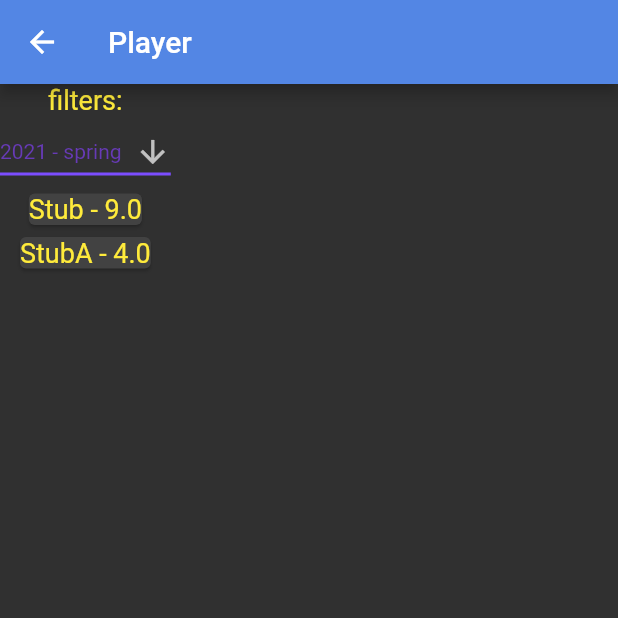
After one commit to TuttoGiallo/fioletApp, a Flutter app: the screen it shows after launch, after a tap on "Players", on a phone screen of 412 x 824 dp, the top half of it. The commit adds this screen. Run offline on Flutter 3.47's test engine with Material 2 defaults, Android fonts, the phone set to English and light mode, and no system bars; our stand-ins replace equatable, flutter_bloc, flutter_spinkit, get_it.

Commit message:
scheletro players e player

```diff
--- a/lib/feature/home/home_cubit.dart
+++ b/lib/feature/home/home_cubit.dart
@@ -1,6 +1,7 @@
 import 'dart:math';
 
 import 'package:fiolet/feature/core/base_cubit.dart';
+import 'package:fiolet/router/fiolet_routes.dart';
 import 'package:flutter/material.dart';
 import 'package:flutter_bloc/flutter_bloc.dart';
 
@@ -18,4 +19,6 @@ class HomeCubit extends BaseCubit<HomeState> {
     emit(HomeState('RandomTitle $rand'));
   }
 
+  navigateToPlayers() { router.pushNamed(FioletRoutes.players); }
+
 }
--- a/lib/feature/home/home_screen.dart
+++ b/lib/feature/home/home_screen.dart
@@ -25,6 +25,16 @@ class HomeScreen extends StatelessWidget {
                   style: Theme.of(context).textTheme.button,
                 ),
               ),
+            ),
+            Center(
+              child: ElevatedButton(
+                onPressed: () =>
+                    BlocProvider.of<HomeCubit>(context).navigateToPlayers(),
+                child: Text(
+                  'Players',
+                  style: Theme.of(context).textTheme.button,
+                ),
+              ),
             )
           ],
         ),
--- /dev/null
+++ b/lib/feature/model/player.dart
@@ -0,0 +1,21 @@
+import 'package:fiolet/feature/model/season.dart';
+
+class Player extends PlayerBase {
+  Player(
+      String name, String surname, this.team, this.average, this.currentSeason)
+      : super(name, surname);
+
+  String team;
+  double average;
+  Season currentSeason;
+}
+
+class PlayerBase {
+  @override
+  List<Object?> get props => [name, surname];
+
+  final String name;
+  final String surname;
+
+  PlayerBase(this.name, this.surname);
+}
--- /dev/null
+++ b/lib/feature/model/season.dart
@@ -0,0 +1,16 @@
+import 'package:equatable/equatable.dart';
+
+class Season extends Equatable{
+  Season(this.year, this.seasonInYear);
+
+  int year;
+  String seasonInYear;
+
+
+
+  @override
+  // TODO: implement props
+  List<Object?> get props => [year, seasonInYear];
+}
+
+enum SeasonInYear {spring, autumn}
--- /dev/null
+++ b/lib/feature/player/player_cubit.dart
@@ -0,0 +1,15 @@
+import 'package:fiolet/feature/core/base_cubit.dart';
+import 'package:fiolet/feature/model/player.dart';
+import 'package:flutter/material.dart';
+import 'package:flutter_bloc/flutter_bloc.dart';
+
+part 'player_screen.dart';
+part 'player_state.dart';
+
+class PlayerCubit extends BaseCubit<PlayerState> {
+  PlayerCubit(PlayerState initial) : super(initial);
+
+
+
+
+}
--- /dev/null
+++ b/lib/feature/player/player_screen.dart
@@ -0,0 +1,24 @@
+part of 'player_cubit.dart';
+
+
+class PlayerScreen extends StatelessWidget {
+  const PlayerScreen({Key? key}) : super(key: key);
+
+  @override
+  Widget build(BuildContext context) {
+    Player staticPlayer = context.read<PlayerCubit>().state.player;
+    return Scaffold(
+      appBar: AppBar(title: Text('Player'),),
+      body: SafeArea(
+        child: Row(
+          children: [
+            Text('campionato: ${DateTime.now().year} - primaverile'),
+            Text(staticPlayer.name),
+            Text(staticPlayer.surname),
+          ],
+        ),
+      ),
+
+    );
+  }
+}
--- /dev/null
+++ b/lib/feature/player/player_state.dart
@@ -0,0 +1,10 @@
+part of 'player_cubit.dart';
+
+class PlayerState  extends BaseState{
+  @override
+  List<Object?> get props => [player.name, player.surname, player.currentSeason];
+
+  Player player;
+
+  PlayerState(this.player);
+}
--- /dev/null
+++ b/lib/feature/players/players_cubit.dart
@@ -0,0 +1,23 @@
+import 'package:fiolet/feature/core/base_cubit.dart';
+import 'package:fiolet/feature/model/player.dart';
+import 'package:fiolet/feature/model/season.dart';
+import 'package:fiolet/utils/stub_objects.dart';
+import 'package:flutter/material.dart';
+import 'package:flutter_bloc/flutter_bloc.dart';
+
+part 'players_screen.dart';
+
+part 'players_state.dart';
+
+class PlayersCubit extends BaseCubit<PlayersState> {
+  PlayersCubit() : super(PlayersState(_filterPlayersForSeason(StubObjects.season2021sp), StubObjects.season2021sp));
+
+  void changeSeason(Season? newSeason) {
+    emit(PlayersState(_filterPlayersForSeason(newSeason!), newSeason));
+  }
+
+  static List<Player> _filterPlayersForSeason(Season season){
+    return StubObjects.allStubPlayers.where((player) => player.currentSeason == season).toList();
+  }
+
+}
--- /dev/null
+++ b/lib/feature/players/players_screen.dart
@@ -0,0 +1,59 @@
+part of 'players_cubit.dart';
+
+class PlayersScreen extends StatelessWidget {
+  PlayersScreen({Key? key}) : super(key: key);
+
+  final List<Season> seasons = StubObjects.stubSeasons;
+
+  @override
+  Widget build(BuildContext context) {
+    return Scaffold(
+      appBar: AppBar(
+        title: Text('Player'),
+      ),
+      body: SafeArea(
+        child: Column(
+          children: [
+            Column(
+              children: [
+                Text('filters:'),
+                BlocBuilder<PlayersCubit, PlayersState>(
+                  builder: (context, state) { return DropdownButton<Season>(
+                    value:state.season,
+                    icon: const Icon(Icons.arrow_downward),
+                    iconSize: 24,
+                    elevation: 16,
+                    style: const TextStyle(color: Colors.deepPurple),
+                    underline: Container(
+                      height: 2,
+                      color: Colors.deepPurpleAccent,
+                    ),
+                    onChanged: (Season? newSeason) {
+                      context.read<PlayersCubit>().changeSeason(newSeason);
+                    },
+                    items: seasons.map<DropdownMenuItem<Season>>((Season season) {
+                      return DropdownMenuItem<Season>(
+                        value: season,
+                        child: Text('${season.year} - ${season.seasonInYear}'),
+                      );
+                    }).toList(),
+                  );},
+                ),
+              ],
+            ),
+            BlocBuilder<PlayersCubit, PlayersState>(
+              builder: (context, state) {
+                return Column(
+                    children: state.filteredPlayers
+                        .map<Widget>((player) => Card(
+                              child: Text('${player.name} - ${player.average}' ),
+                            ))
+                        .toList());
+              },
+            ),
+          ],
+        ),
+      ),
+    );
+  }
+}
--- /dev/null
+++ b/lib/feature/players/players_state.dart
@@ -0,0 +1,20 @@
+part of 'players_cubit.dart';
+
+class PlayersState extends BaseState {
+  @override
+  List<Object?> get props =>
+      [season, filterNameSurname, filterMaxAverage, filterMinAverage];
+
+  final List<Player> filteredPlayers;
+  final Season season;
+  final String filterNameSurname;
+  final double? filterMinAverage;
+  final double? filterMaxAverage;
+
+  PlayersState(this.filteredPlayers, this.season,
+      {this.filterNameSurname = '',
+        this.filterMinAverage = 0,
+        this.filterMaxAverage = 0}) {
+  }
+
+}
--- a/lib/feature/splash/splash_cubit.dart
+++ b/lib/feature/splash/splash_cubit.dart
@@ -15,8 +15,6 @@ class SplashCubit extends BaseCubit {
     MokService mokService = di.injector.get<MokService>();
     await mokService.loadRes();
 
-    Future.delayed(Duration(seconds: 1));
-
     router.pushAndReplaceNamed(FioletRoutes.home);
   }
 }
--- a/lib/graphic_app_components/resources/fiolet_theme_data.dart
+++ b/lib/graphic_app_components/resources/fiolet_theme_data.dart
@@ -54,7 +54,7 @@ class FioletThemeData {
       headline6: TextStyle(fontWeight: FontWeight.w500, color: Colors.blue),
       caption: TextStyle(
           fontWeight: FontWeight.w400, fontSize: 14.0, color: Colors.green),
-      bodyText2: TextStyle(fontSize: 12, color: Colors.yellow),
+      bodyText2: TextStyle(fontSize: 18, color: Colors.yellow),
       bodyText1: TextStyle(fontSize: 22, color: Colors.orange),
       button: TextStyle(fontSize: 18, color: Colors.red ),
     );
--- a/lib/router/fiolet_router.dart
+++ b/lib/router/fiolet_router.dart
@@ -1,6 +1,9 @@
 import 'package:fiolet/feature/home/home_cubit.dart';
+import 'package:fiolet/feature/player/player_cubit.dart';
+import 'package:fiolet/feature/players/players_cubit.dart';
 import 'package:fiolet/feature/splash/splash_cubit.dart';
 import 'package:fiolet/router/fiolet_routes.dart';
+import 'package:fiolet/utils/stub_objects.dart';
 import 'package:flutter/material.dart';
 import 'package:flutter/services.dart';
 import 'package:flutter_bloc/flutter_bloc.dart';
@@ -25,8 +28,7 @@ class FioletRouter extends BaseRouter {
         return buildRoute(
           settings,
           BlocProvider(
-             create: (_) =>
-                 SplashCubit(),
+            create: (_) => SplashCubit(),
             child: SplashScreen(),
           ),
         );
@@ -38,6 +40,19 @@ class FioletRouter extends BaseRouter {
             child: HomeScreen(),
           ),
         );
+      case FioletRoutes.player:
+        return buildRoute(
+            settings,
+            BlocProvider(
+                create: (_) => PlayerCubit(StubObjects.stubPlayerState2021),
+                child: PlayerScreen()));
+      case FioletRoutes.players:
+        return buildRoute(
+            settings,
+            BlocProvider(
+                create: (_) => PlayersCubit(),
+                child: PlayersScreen()));
+
       default:
         throw PlatformException(code: '404 - Route not found');
     }
--- a/lib/router/fiolet_routes.dart
+++ b/lib/router/fiolet_routes.dart
@@ -4,4 +4,6 @@ class FioletRoutes {
 
   static const String splash = '/';
   static const String home = '/home';
+  static const String player = '/player';
+  static const String players = '/players';
 }
--- /dev/null
+++ b/lib/utils/stub_objects.dart
@@ -0,0 +1,26 @@
+import 'package:fiolet/feature/model/player.dart';
+import 'package:fiolet/feature/model/season.dart';
+import 'package:fiolet/feature/player/player_cubit.dart';
+
+class StubObjects {
+
+
+  static Season season2020au = Season(2020, 'autumn');
+  static Season season2021sp = Season(2021, 'spring');
+
+  static List<Season> stubSeasons =
+  [season2020au, season2021sp];
+
+  static PlayerState get stubPlayerState2021 =>
+      PlayerState(stubPlayer2021);
+  static PlayerState get stubPlayerState2020 =>
+      PlayerState(stubPlayer2020);
+
+  static Player stubPlayer2020 = Player('Stub', 'Player', 'stubNameTeamA', 10, stubSeasons[0]);
+  static Player stubPlayer2021 = Player('Stub', 'Player', 'stubNameTeamB', 9, stubSeasons[1]);
+  static Player stubPlayerA2020 = Player('StubA', 'PlayerA', 'stubNameTeamA', 6, stubSeasons[0]);
+  static Player stubPlayerA2021 = Player('StubA', 'PlayerA', 'stubNameTeamB', 4, stubSeasons[1]);
+
+  static List<Player> allStubPlayers = [stubPlayer2020, stubPlayer2021, stubPlayerA2020, stubPlayerA2021];
+
+}
```
Lines whose indentation alone changed are shown as unchanged.
